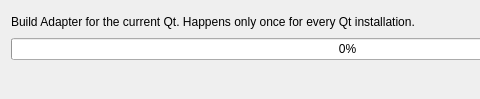
Qt form src/plugins/qmldesigner/designercore/instances/puppetbuildprogressdialog.ui (qt-creator/qt-creator) before a commit; both pictures show x 0 to 480 and y 0 to 99 of the 695 by 99 pixel window.
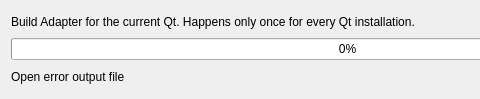
The same form after that commit.

Commit message: QmlDesigner: Move PuppetBuildProgressDialog to the QmlDesigner namespace

Diff of the .ui file:
```diff
--- a/src/plugins/qmldesigner/designercore/instances/puppetbuildprogressdialog.ui
+++ b/src/plugins/qmldesigner/designercore/instances/puppetbuildprogressdialog.ui
@@ -33,6 +33,19 @@
    </item>
    <item>
     <layout class="QHBoxLayout" name="horizontalLayout">
+     <item>
+      <widget class="QLabel" name="openErrorOutputFileLabel">
+       <property name="text">
+        <string>Open error output file</string>
+       </property>
+       <property name="openExternalLinks">
+        <bool>true</bool>
+       </property>
+       <property name="textInteractionFlags">
+        <set>Qt::LinksAccessibleByKeyboard|Qt::LinksAccessibleByMouse</set>
+       </property>
+      </widget>
+     </item>
      <item>
       <spacer name="horizontalSpacer">
        <property name="orientation">
```
Left out of the diff: 4 changed lines with no effect on the pictures. The commit also changes 1 other file.
